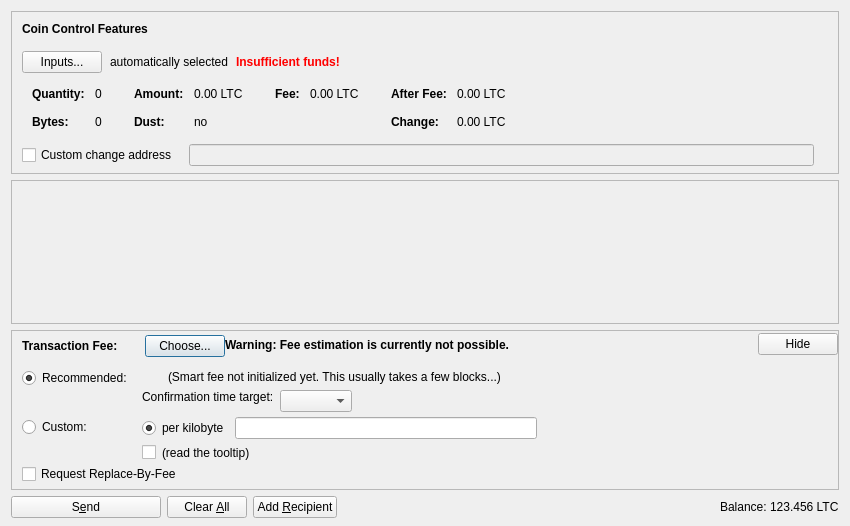
First picture: the form in src/qt/forms/sendcoinsdialog.ui, repository paulmars/litecoin, before the edit.
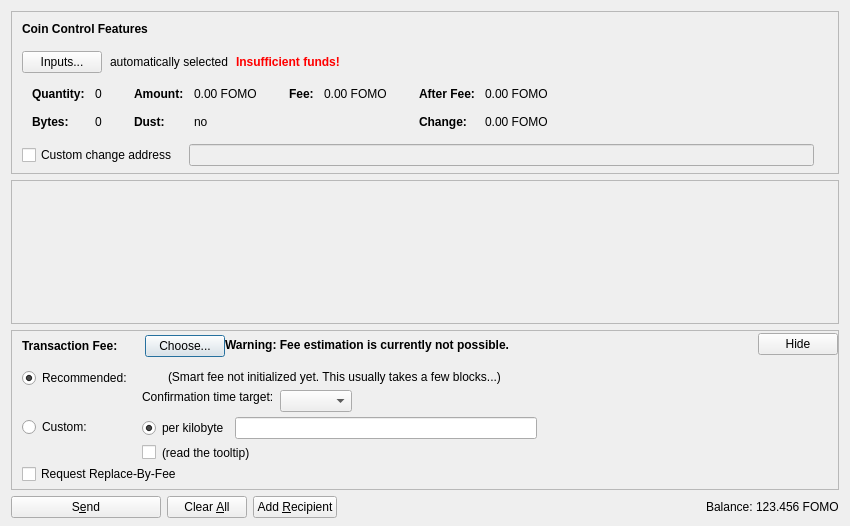
Second picture: the form after the edit. Icons and pictures are not drawn. Custom widgets are drawn as their Qt base class.

Patch:
```diff
--- a/src/qt/forms/sendcoinsdialog.ui
+++ b/src/qt/forms/sendcoinsdialog.ui
@@ -324,7 +324,7 @@
                   <enum>Qt::ActionsContextMenu</enum>
                  </property>
                  <property name="text">
-                  <string notr="true">0.00 LTC</string>
+                  <string notr="true">0.00 FOMO</string>
                  </property>
                  <property name="textInteractionFlags">
                   <set>Qt::LinksAccessibleByMouse|Qt::TextSelectableByKeyboard|Qt::TextSelectableByMouse</set>
@@ -404,7 +404,7 @@
                   <enum>Qt::ActionsContextMenu</enum>
                  </property>
                  <property name="text">
-                  <string notr="true">0.00 LTC</string>
+                  <string notr="true">0.00 FOMO</string>
                  </property>
                  <property name="textInteractionFlags">
                   <set>Qt::LinksAccessibleByMouse|Qt::TextSelectableByKeyboard|Qt::TextSelectableByMouse</set>
@@ -455,7 +455,7 @@
                   <enum>Qt::ActionsContextMenu</enum>
                  </property>
                  <property name="text">
-                  <string notr="true">0.00 LTC</string>
+                  <string notr="true">0.00 FOMO</string>
                  </property>
                  <property name="textInteractionFlags">
                   <set>Qt::LinksAccessibleByMouse|Qt::TextSelectableByKeyboard|Qt::TextSelectableByMouse</set>
@@ -484,7 +484,7 @@
                   <enum>Qt::ActionsContextMenu</enum>
                  </property>
                  <property name="text">
-                  <string notr="true">0.00 LTC</string>
+                  <string notr="true">0.00 FOMO</string>
                  </property>
                  <property name="textInteractionFlags">
                   <set>Qt::LinksAccessibleByMouse|Qt::TextSelectableByKeyboard|Qt::TextSelectableByMouse</set>
@@ -1253,7 +1253,7 @@
           <cursorShape>IBeamCursor</cursorShape>
          </property>
          <property name="text">
-          <string notr="true">123.456 LTC</string>
+          <string notr="true">123.456 FOMO</string>
          </property>
          <property name="textInteractionFlags">
           <set>Qt::LinksAccessibleByMouse|Qt::TextSelectableByKeyboard|Qt::TextSelectableByMouse</set>
```
